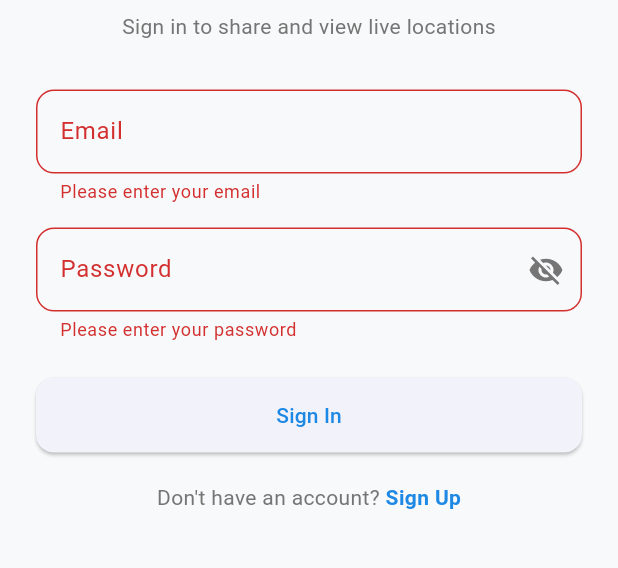
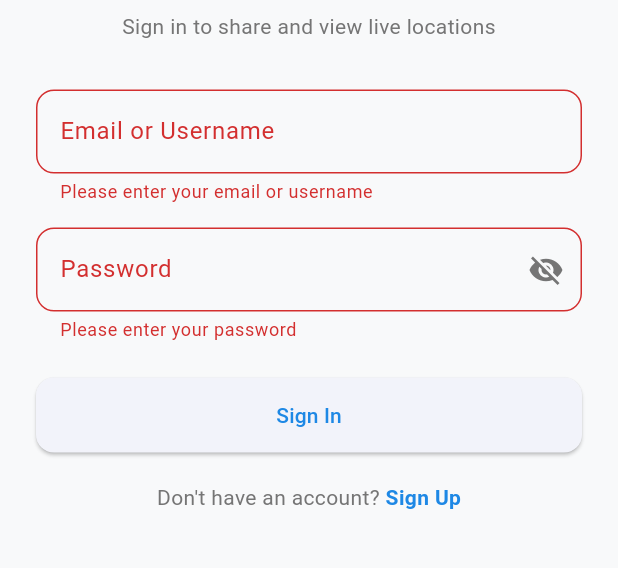
Before and after one commit to akhiljojo00-blip/TrackMate, a Flutter app: the screen it shows after launch, after a tap on "Sign In", on a phone screen of 412 x 824 dp, the part 446-1014 px from its top. Run offline on Flutter 3.47's test engine with Material 3 defaults, Android fonts, the phone set to English and light mode, and no system bars; our stand-ins replace battery_plus, firebase_auth, firebase_core, firebase_database, firebase_messaging, flutter_local_notifications and 4 more; accounts and stored records are empty.

Commit message:
fix(auth): fix login button handler, error feedback, and navigation routing

```diff
--- a/firebase_rules.json
+++ b/firebase_rules.json
@@ -1,7 +1,7 @@
 {
   "rules": {
     "users": {
-      ".read": "auth != null",
+      ".read": true,
       ".indexOn": ["username"],
       "$uid": {
         ".write": "auth != null && auth.uid === $uid"
--- a/lib/screens/auth/login_screen.dart
+++ b/lib/screens/auth/login_screen.dart
@@ -4,6 +4,7 @@ import '../../constants/app_colors.dart';
 import '../../providers/auth_provider.dart';
 import '../../widgets/custom_button.dart';
 import '../../widgets/custom_text_field.dart';
+import '../map/map_screen.dart';
 import 'register_screen.dart';
 
 class LoginScreen extends StatefulWidget {
@@ -31,10 +32,26 @@ class _LoginScreenState extends State<LoginScreen> {
     if (!_formKey.currentState!.validate()) return;
 
     final authProvider = context.read<AuthProvider>();
-    await authProvider.signIn(
+    final success = await authProvider.signIn(
       email: _emailController.text,
       password: _passwordController.text,
     );
+
+    if (success && mounted) {
+      Navigator.of(context).pushReplacement(
+        MaterialPageRoute(builder: (_) => const MapScreen()),
+      );
+    } else if (!success && mounted) {
+      final error = authProvider.errorMessage ?? 'Sign in failed. Please check your credentials.';
+      ScaffoldMessenger.of(context).hideCurrentSnackBar();
+      ScaffoldMessenger.of(context).showSnackBar(
+        SnackBar(
+          content: Text(error),
+          backgroundColor: AppColors.error,
+          behavior: SnackBarBehavior.floating,
+        ),
+      );
+    }
   }
 
   @override
@@ -102,15 +119,12 @@ class _LoginScreenState extends State<LoginScreen> {
 
                   CustomTextField(
                     controller: _emailController,
-                    labelText: 'Email',
-                    hintText: 'name@example.com',
-                    keyboardType: TextInputType.emailAddress,
+                    labelText: 'Email or Username',
+                    hintText: 'name@example.com or username',
+                    keyboardType: TextInputType.text,
                     validator: (value) {
                       if (value == null || value.trim().isEmpty) {
-                        return 'Please enter your email';
-                      }
-                      if (!RegExp(r'^[\w-\.]+@([\w-]+\.)+[\w-]{2,4}$').hasMatch(value.trim())) {
-                        return 'Please enter a valid email';
+                        return 'Please enter your email or username';
                       }
                       return null;
                     },
```
Also changed, not shown: lib/providers/auth_provider.dart (+16 -4 lines), lib/screens/auth/register_screen.dart (+15 -1 lines), lib/services/database_service.dart (+24 -0 lines).
